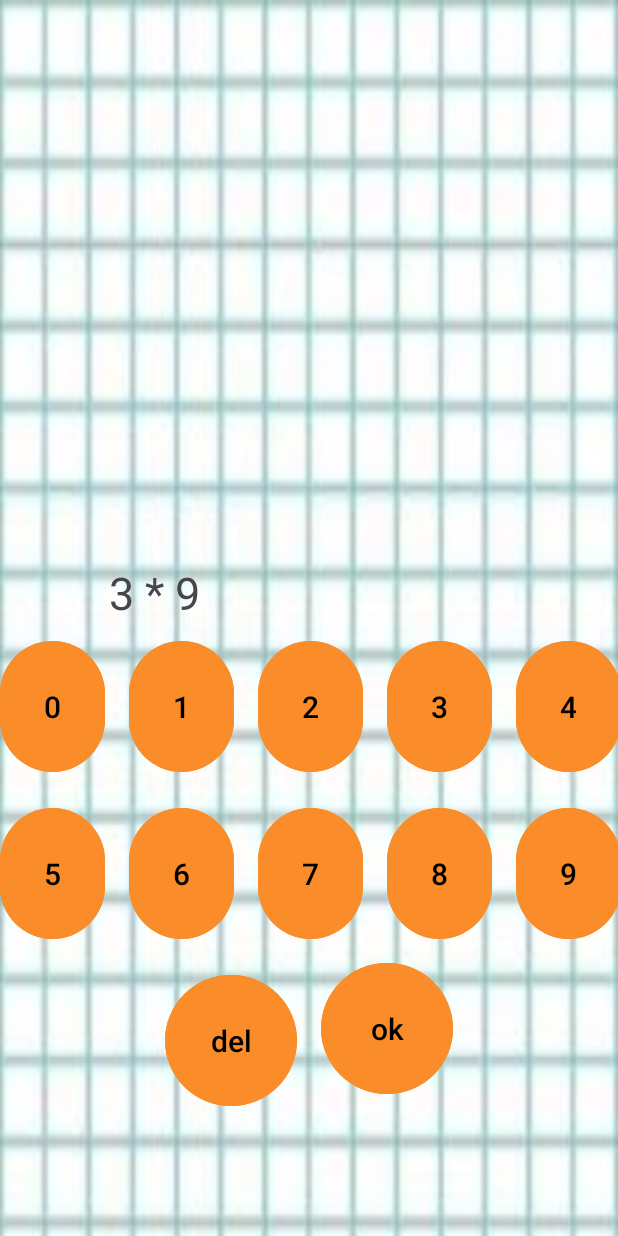
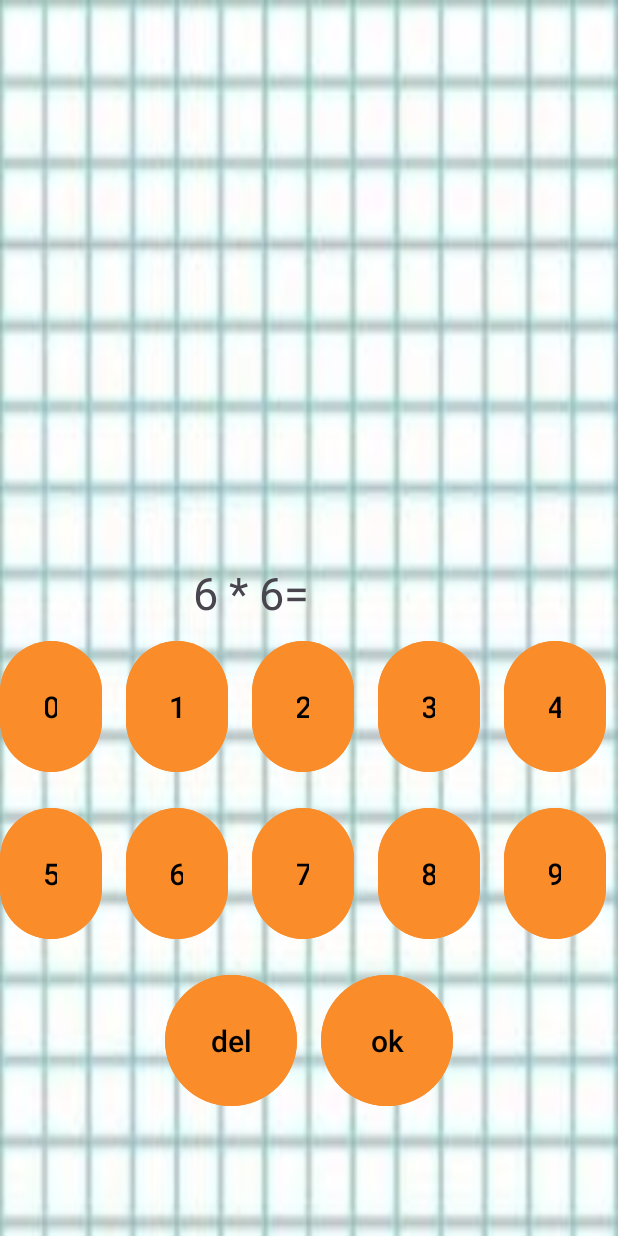
Before and after one commit to ice-knight-paladin/Multiplicatio, an Android app: the ActivityMulti screen opened directly, with no data from a screen before it, after a tap on "ok", on a phone screen of 412 x 824 dp. Run offline under Robolectric (Android 15) with nearby library versions, the phone set to English and light mode, and no system bars; our stand-ins replace Room's generated code.

Commit message:
add BD dataBase.itemsDaoDiv()

```diff
--- a/app/src/main/AndroidManifest.xml
+++ b/app/src/main/AndroidManifest.xml
@@ -12,6 +12,9 @@
         android:supportsRtl="true"
         android:theme="@style/Theme.Multiplication"
         tools:targetApi="31">
+        <activity
+            android:name=".ActivityDiv"
+            android:exported="false" />
         <activity
             android:name=".ClearTable"
             android:exported="false" />
--- /dev/null
+++ b/app/src/main/java/com/example/multiplication/ActivityDiv.kt
@@ -0,0 +1,21 @@
+package com.example.multiplication
+
+import android.os.Bundle
+import androidx.activity.enableEdgeToEdge
+import androidx.appcompat.app.AppCompatActivity
+import androidx.core.view.ViewCompat
+import androidx.core.view.WindowInsetsCompat
+import com.example.multiplication.databinding.ActivityDivBinding
+
+class ActivityDiv : AppCompatActivity() {
+    private lateinit var binding : ActivityDivBinding
+
+
+    override fun onCreate(savedInstanceState: Bundle?) {
+        super.onCreate(savedInstanceState)
+        binding = ActivityDivBinding.inflate(layoutInflater)
+        setContentView(binding.root)
+
+
+    }
+}
--- a/app/src/main/java/com/example/multiplication/Multi.kt
+++ b/app/src/main/java/com/example/multiplication/ActivityMulti.kt
@@ -49,7 +49,7 @@ class Multi : AppCompatActivity() {
                 binding.answer.text = binding.answer.text.toString()
                     .subSequence(0, binding.answer.text.toString().length - 1)
         }
-        repository = Repository.Base(Core(this).dao(), Now.Base())
+        repository = Repository.Base(Core(this).daomulti(), Now.Base())
 
         binding.btnOk.setOnClickListener {
             if (binding.answer.text.toString().length == (number_one * number_two).toString().length && binding.answer.text.toString()
@@ -96,7 +96,7 @@ class Multi : AppCompatActivity() {
     fun random_numbers() {
         number_one = (0..9).random()
         number_two = (0..9).random()
-        binding.expression.text = "$number_one * $number_two"
+        binding.expression.text = "$number_one * $number_two="
         binding.answer.text = ""
     }
 
--- a/app/src/main/java/com/example/multiplication/ClearBottomSheetFragment.kt
+++ b/app/src/main/java/com/example/multiplication/ClearBottomSheetFragment.kt
@@ -22,7 +22,7 @@ class ClearBottomSheetFragment : BottomSheetDialogFragment(R.layout.fragment_cle
 
         view.findViewById<Button>(R.id.btn_yes).setOnClickListener {
             val repository =
-                context?.let { it1 -> Core(it1).dao() }
+                context?.let { it1 -> Core(it1).daomulti() }
                     ?.let { it2 -> Repository.Base(it2, Now.Base()) }
             CoroutineScope(SupervisorJob() + Dispatchers.Main.immediate).launch(Dispatchers.IO) {
                 repository?.clear_table()
--- a/app/src/main/java/com/example/multiplication/Core.kt
+++ b/app/src/main/java/com/example/multiplication/Core.kt
@@ -9,10 +9,27 @@ class Core(
     private val dataBase by lazy {
         Room.databaseBuilder(
             context,
-            ItemsDataBase::class.java,
-            "items_database"
-        ).build()
+            ItemsDataBaseMulti::class.java,
+            "items_database_multi"
+        )
+            .addMigrations(MIGRATION_1_2)
+            .build()
     }
 
-    fun dao() = dataBase.itemsDao()
+    fun daomulti() = dataBase.itemsDaoMulti()
+    fun daodiv() = dataBase.itemsDaoDiv()
 }
+
+//class CoreDiv(
+//    private val context: Context
+//) {
+//    private val dataBase by lazy {
+//        Room.databaseBuilder(
+//            context,
+//            ItemsDataBaseDiv::class.java,
+//            "items_database_multi"
+//        ).build()
+//    }
+//
+//    fun dao() = dataBase.itemsDaoDiv()
+//}
--- a/app/src/main/java/com/example/multiplication/ItemsCache.kt
+++ b/app/src/main/java/com/example/multiplication/ItemsCache.kt
@@ -4,10 +4,18 @@ import androidx.room.ColumnInfo
 import androidx.room.Entity
 import androidx.room.PrimaryKey
 
-@Entity(tableName = "items_table")
-data class ItemCache(
+@Entity(tableName = "items_table_multi")
+data class ItemCacheMulti(
     @PrimaryKey @ColumnInfo(name = "id") val id: Long,
     @ColumnInfo(name = "text") val text: String,
     @ColumnInfo(name = "correct") var correct: Int,
     @ColumnInfo(name = "incorrect") var incorrect: Int
 )
+
+@Entity(tableName = "item_table_div")
+data class ItemCacheDiv(
+    @PrimaryKey @ColumnInfo(name = "id") val id: Long,
+    @ColumnInfo(name = "text") val text: String,
+    @ColumnInfo(name = "correct") var correct: Int,
+    @ColumnInfo(name = "incorrect") var incorrect: Int
+)
--- a/app/src/main/java/com/example/multiplication/ItemsDao.kt
+++ b/app/src/main/java/com/example/multiplication/ItemsDao.kt
@@ -1,32 +1,55 @@
 package com.example.multiplication
 
 import androidx.room.Dao
-import androidx.room.Entity
 import androidx.room.Insert
 import androidx.room.OnConflictStrategy
 import androidx.room.Query
 import androidx.room.Update
 
 @Dao
-interface ItemsDao {
-    @Query("SELECT * FROM items_table")
-    fun list(): List<ItemCache>
+interface ItemsDaoMulti {
+    @Query("SELECT * FROM items_table_multi")
+    fun list(): List<ItemCacheMulti>
 
     @Insert(onConflict = OnConflictStrategy.REPLACE)
-    fun add(item: ItemCache)
+    fun add(item: ItemCacheMulti)
 
     @Update
-    fun update(item: ItemCache)
+    fun update(item: ItemCacheMulti)
 
-    @Query("DELETE FROM items_table WHERE text = :text")
+    @Query("DELETE FROM items_table_multi WHERE text = :text")
     fun delete(text: String)
 
-    @Query("SELECT * FROM items_table WHERE id = :id")
-    fun item(id: Long): ItemCache
+    @Query("SELECT * FROM items_table_multi WHERE id = :id")
+    fun item(id: Long): ItemCacheMulti
 
-    @Query("SELECT * FROM items_table WHERE text = :text")
-    fun item(text:String) :ItemCache?
+    @Query("SELECT * FROM items_table_multi WHERE text = :text")
+    fun item(text:String) :ItemCacheMulti?
 
-    @Query("DELETE FROM items_table")
+    @Query("DELETE FROM items_table_multi")
     fun clear_table()
 }
+
+@Dao
+interface ItemsDaoDiv {
+    @Query("SELECT * FROM item_table_div")
+    fun list(): List<ItemCacheDiv>
+
+    @Insert(onConflict = OnConflictStrategy.REPLACE)
+    fun add(item: ItemCacheDiv)
+
+    @Update
+    fun update(item: ItemCacheDiv)
+
+    @Query("DELETE FROM item_table_div WHERE text = :text")
+    fun delete(text: String)
+
+    @Query("SELECT * FROM item_table_div WHERE id = :id")
+    fun item(id: Long): ItemCacheDiv
+
+    @Query("SELECT * FROM item_table_div WHERE text = :text")
+    fun item(text:String) :ItemCacheDiv?
+
+    @Query("DELETE FROM item_table_div")
+    fun clear_table()
+}
--- a/app/src/main/java/com/example/multiplication/ItemsDataBase.kt
+++ /dev/null
@@ -1,9 +0,0 @@
-package com.example.multiplication
-
-import androidx.room.Database
-import androidx.room.RoomDatabase
-
-@Database(entities = [ItemCache::class], version = 1)
-abstract class ItemsDataBase : RoomDatabase() {
-    abstract fun itemsDao(): ItemsDao
-}
--- /dev/null
+++ b/app/src/main/java/com/example/multiplication/ItemsDataBaseMulti.kt
@@ -0,0 +1,15 @@
+package com.example.multiplication
+
+import androidx.room.Database
+import androidx.room.RoomDatabase
+
+@Database(entities = [ItemCacheMulti::class, ItemCacheDiv::class], version = 2)
+abstract class ItemsDataBaseMulti : RoomDatabase() {
+    abstract fun itemsDaoMulti(): ItemsDaoMulti
+    abstract fun itemsDaoDiv(): ItemsDaoDiv
+}
+
+//@Database(entities = [ItemCacheMulti::class, ItemCacheDiv::class], version = 1)
+//abstract class ItemsDataBaseDiv : RoomDatabase() {
+//    abstract fun itemsDaoDiv(): ItemsDaoDiv
+//}
--- a/app/src/main/java/com/example/multiplication/MainActivity.kt
+++ b/app/src/main/java/com/example/multiplication/MainActivity.kt
@@ -2,14 +2,13 @@ package com.example.multiplication
 
 import android.content.Intent
 import android.os.Bundle
-import android.util.Log
 import androidx.appcompat.app.AppCompatActivity
 import com.example.multiplication.databinding.ActivityMainBinding
 import kotlinx.coroutines.CoroutineScope
 import kotlinx.coroutines.Dispatchers
 import kotlinx.coroutines.SupervisorJob
+import kotlinx.coroutines.delay
 import kotlinx.coroutines.launch
-import com.example.multiplication.Keys
 
 class MainActivity : AppCompatActivity() {
     private lateinit var binding: ActivityMainBinding
@@ -21,7 +20,6 @@ class MainActivity : AppCompatActivity() {
 
         binding.btnMulti.setOnClickListener {
             val intent = Intent(this, Multi::class.java)
-            //intent.putExtra(Keys.KEY_MULT, "+")
             startActivity(intent)
             finish()
         }
@@ -31,13 +29,18 @@ class MainActivity : AppCompatActivity() {
             finish()
         }
 
-        binding.btnClearTable.setOnClickListener{
+//        val r = CoreMulti(this).daodiv()
+//        CoroutineScope(SupervisorJob() + Dispatchers.Main.immediate).launch(Dispatchers.IO) {
+//            r.add(ItemCacheDiv(11L, "ddd", 1, 0))
+//            delay(10000)
+//        }
+
+        binding.btnClearTable.setOnClickListener {
             ClearBottomSheetFragment().show(supportFragmentManager, "createClearFragment")
         }
 
-        binding.btnDivision.setOnClickListener{
-            val intent = Intent(this, Multi::class.java)
-            //.putExtra(Keys.KEY_MULT, "-")
+        binding.btnDivision.setOnClickListener {
+            val intent = Intent(this, ActivityDiv::class.java)
             startActivity(intent)
             finish()
         }
--- /dev/null
+++ b/app/src/main/java/com/example/multiplication/Migration.kt
@@ -0,0 +1,10 @@
+package com.example.multiplication
+
+import androidx.room.migration.Migration
+import androidx.sqlite.db.SupportSQLiteDatabase
+
+val MIGRATION_1_2 = object : Migration(1, 2) {
+    override fun migrate(database: SupportSQLiteDatabase) {
+        database.execSQL("CREATE TABLE IF NOT EXISTS `item_table_div` (`id` INTEGER NOT NULL, `text` TEXT NOT NULL, `correct` INTEGER NOT NULL, `incorrect` INTEGER NOT NULL, PRIMARY KEY(`id`))")
+    }
+}
--- a/app/src/main/java/com/example/multiplication/Repository.kt
+++ b/app/src/main/java/com/example/multiplication/Repository.kt
@@ -8,7 +8,7 @@ interface Repository {
 
     interface ReadItem {
         fun item(id: Long): Item
-        fun item(text: String): ItemCache?
+        fun item(text: String): ItemCacheMulti?
     }
 
     interface Update {
@@ -20,12 +20,12 @@ interface Repository {
     }
 
     class Base(
-        private val dataSources: ItemsDao,
+        private val dataSources: ItemsDaoMulti,
         private val now: Now
     ) : Add, Read, ReadItem, Update {
         override fun add(value: String, correct: Int, incorrect: Int): Long {
             val id = now.nowMillis()
-            dataSources.add(ItemCache(id, value, correct, incorrect))
+            dataSources.add(ItemCacheMulti(id, value, correct, incorrect))
             return id
         }
 
@@ -40,7 +40,7 @@ interface Repository {
             return Item(itemCache.id, itemCache.text, itemCache.correct, itemCache.incorrect)
         }
 
-        override fun item(text: String): ItemCache? {
+        override fun item(text: String): ItemCacheMulti? {
             val itemCache = dataSources.item(text)
             if (itemCache == null) {
                 return null
@@ -54,7 +54,7 @@ interface Repository {
 
             if (i)
                 dataSources.update(
-                    ItemCache(
+                    ItemCacheMulti(
                         dataSources.item(text)!!.id,
                         text,
                         correct + 1,
@@ -63,7 +63,7 @@ interface Repository {
                 )
             else
                 dataSources.update(
-                    ItemCache(
+                    ItemCacheMulti(
                         dataSources.item(text)!!.id,
                         text,
                         correct,
--- a/app/src/main/java/com/example/multiplication/StaticsBD.kt
+++ b/app/src/main/java/com/example/multiplication/StaticsBD.kt
@@ -3,6 +3,7 @@ package com.example.multiplication
 import android.content.Intent
 import android.os.Bundle
 import android.os.Handler
+import android.os.Looper
 import android.util.Log
 import android.widget.LinearLayout
 import androidx.appcompat.app.AppCompatActivity
@@ -21,7 +22,7 @@ class StaticsBD : AppCompatActivity() {
         binding = ActivityStaticsBdBinding.inflate(layoutInflater)
         setContentView(binding.root)
 
-        val repository = Repository.Base(Core(this).dao(), Now.Base())
+        val repository = Repository.Base(Core(this).daomulti(), Now.Base())
         val myAdapter = MyItemsAdapter()
         CoroutineScope(SupervisorJob() + Dispatchers.Main.immediate).launch(Dispatchers.IO) {
             list = repository.list()
@@ -32,7 +33,7 @@ class StaticsBD : AppCompatActivity() {
         binding.recyclerview.adapter = myAdapter
         var k = 0
 
-        Handler().postDelayed({
+        Handler(Looper.getMainLooper()).postDelayed({
                 for (i in list) {
 //                    val layout = LinearLayout(this)
 //                    layout.orientation = LinearLayout.VERTICAL
--- /dev/null
+++ b/app/src/main/res/layout/activity_div.xml
@@ -0,0 +1,10 @@
+<?xml version="1.0" encoding="utf-8"?>
+<androidx.constraintlayout.widget.ConstraintLayout xmlns:android="http://schemas.android.com/apk/res/android"
+    xmlns:app="http://schemas.android.com/apk/res-auto"
+    xmlns:tools="http://schemas.android.com/tools"
+    android:id="@+id/main"
+    android:layout_width="match_parent"
+    android:layout_height="match_parent"
+    tools:context=".ActivityDiv">
+
+</androidx.constraintlayout.widget.ConstraintLayout>
--- a/app/src/main/res/layout/activity_multi.xml
+++ b/app/src/main/res/layout/activity_multi.xml
@@ -24,7 +24,7 @@
             android:layout_width="0dp"
             android:layout_height="wrap_content"
             android:layout_weight="1"
-            android:gravity="center"
+            android:gravity="end"
             android:text="text"
             android:textSize="30sp" />
 
@@ -33,7 +33,7 @@
             android:layout_width="0dp"
             android:layout_height="wrap_content"
             android:layout_weight="1"
-            android:gravity="center"
+            android:gravity="start"
             android:text=""
             android:textSize="30sp" />
     </LinearLayout>
@@ -45,7 +45,8 @@
 
         <Button
             android:id="@+id/btn_0"
-            android:layout_width="70dp"
+            android:layout_width="0dp"
+            android:layout_weight="1"
             android:layout_height="wrap_content"
             android:layout_marginTop="8dp"
             android:layout_marginEnd="8dp"
@@ -59,7 +60,8 @@
 
         <Button
             android:id="@+id/btn_1"
-            android:layout_width="70dp"
+            android:layout_width="0dp"
+            android:layout_weight="1"
             android:layout_height="wrap_content"
             android:layout_margin="8dp"
             android:backgroundTint="@color/orange"
@@ -71,7 +73,8 @@
 
         <Button
             android:id="@+id/btn_2"
-            android:layout_width="70dp"
+            android:layout_width="0dp"
+            android:layout_weight="1"
             android:layout_height="wrap_content"
             android:layout_margin="8dp"
             android:backgroundTint="@color/orange"
@@ -83,7 +86,8 @@
 
         <Button
             android:id="@+id/btn_3"
-            android:layout_width="70dp"
+            android:layout_width="0dp"
+            android:layout_weight="1"
             android:layout_height="wrap_content"
             android:layout_margin="8dp"
             android:backgroundTint="@color/orange"
@@ -95,7 +99,8 @@
 
         <Button
             android:id="@+id/btn_4"
-            android:layout_width="70dp"
+            android:layout_width="0dp"
+            android:layout_weight="1"
             android:layout_height="wrap_content"
             android:layout_margin="8dp"
             android:backgroundTint="@color/orange"
@@ -112,7 +117,8 @@
 
         <Button
             android:id="@+id/btn_5"
-            android:layout_width="70dp"
+            android:layout_width="0dp"
+            android:layout_weight="1"
             android:layout_height="wrap_content"
             android:layout_marginTop="8dp"
             android:layout_marginEnd="8dp"
@@ -126,7 +132,8 @@
 
         <Button
             android:id="@+id/btn_6"
-            android:layout_width="70dp"
+            android:layout_width="0dp"
+            android:layout_weight="1"
             android:layout_height="wrap_content"
             android:layout_margin="8dp"
             android:backgroundTint="@color/orange"
@@ -138,7 +145,8 @@
 
         <Button
             android:id="@+id/btn_7"
-            android:layout_width="70dp"
+            android:layout_width="0dp"
+            android:layout_weight="1"
             android:layout_height="wrap_content"
             android:layout_margin="8dp"
             android:backgroundTint="@color/orange"
@@ -150,7 +158,8 @@
 
         <Button
             android:id="@+id/btn_8"
-            android:layout_width="70dp"
+            android:layout_width="0dp"
+            android:layout_weight="1"
             android:layout_height="wrap_content"
             android:layout_margin="8dp"
             android:backgroundTint="@color/orange"
@@ -162,7 +171,8 @@
 
         <Button
             android:id="@+id/btn_9"
-            android:layout_width="70dp"
+            android:layout_width="0dp"
+            android:layout_weight="1"
             android:layout_height="wrap_content"
             android:layout_margin="8dp"
             android:backgroundTint="@color/orange"
@@ -176,6 +186,7 @@
     <LinearLayout
         android:layout_width="match_parent"
         android:layout_height="wrap_content"
+        android:layout_gravity="center"
         android:gravity="center"
         android:orientation="horizontal">
 
@@ -194,7 +205,6 @@
             android:id="@+id/btn_ok"
             android:layout_width="wrap_content"
             android:layout_height="wrap_content"
-            android:layout_gravity=""
             android:layout_margin="8dp"
             android:backgroundTint="@color/orange"
             android:padding="30dp"
--- a/app/src/main/res/layout/item_recycler.xml
+++ b/app/src/main/res/layout/item_recycler.xml
@@ -3,11 +3,12 @@
     android:id="@+id/linerlayoutitem"
     android:layout_width="match_parent"
     android:layout_height="match_parent"
-    android:orientation="horizontal">
+    android:orientation="horizontal"
+    >
 
     <TextView
         android:id="@+id/name"
-        android:layout_width="wrap_content"
+        android:layout_width="0dp"
         android:layout_height="wrap_content"
         android:layout_margin="16dp"
         android:layout_weight="2"
@@ -16,7 +17,7 @@
 
     <TextView
         android:id="@+id/correct"
-        android:layout_width="wrap_content"
+        android:layout_width="0dp"
         android:layout_height="wrap_content"
         android:layout_margin="16dp"
         android:layout_weight="1"
@@ -26,7 +27,7 @@
 
     <TextView
         android:id="@+id/incorrect"
-        android:layout_width="wrap_content"
+        android:layout_width="0dp"
         android:layout_height="wrap_content"
         android:layout_margin="16dp"
         android:layout_weight="1"
```
